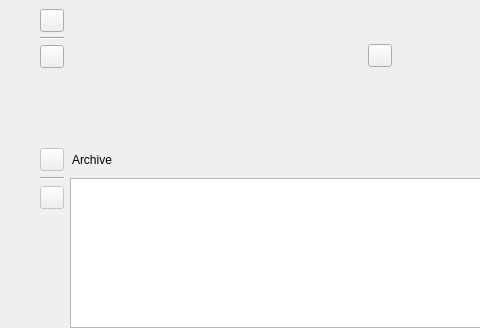
zkovari/plotlyst, file ui/premise_builder_widget.ui: the form before one commit; both pictures show x 0 to 480 and y 113 to 441 of the 638 by 441 pixel window.
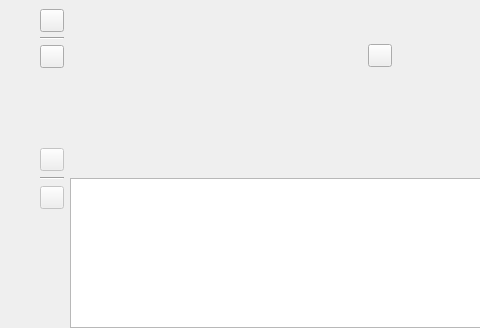
The form after the commit. Custom widgets are drawn as their Qt base class.

Commit message: archive btn

The edit to the form file:
```diff
--- a/ui/premise_builder_widget.ui
+++ b/ui/premise_builder_widget.ui
@@ -649,16 +649,6 @@
                    <property name="bottomMargin">
                     <number>2</number>
                    </property>
-                   <item>
-                    <widget class="QLabel" name="lblArchive">
-                     <property name="text">
-                      <string>Archive</string>
-                     </property>
-                     <property name="description" stdset="0">
-                      <bool>true</bool>
-                     </property>
-                    </widget>
-                   </item>
                    <item>
                     <spacer name="horizontalSpacer_3">
                      <property name="orientation">
```
The commit also changes 1 other file.
